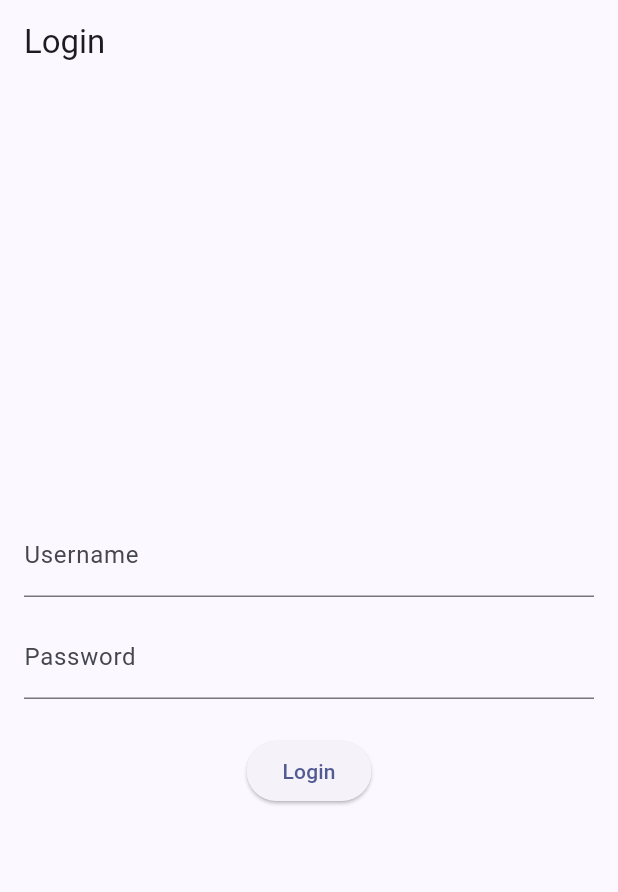
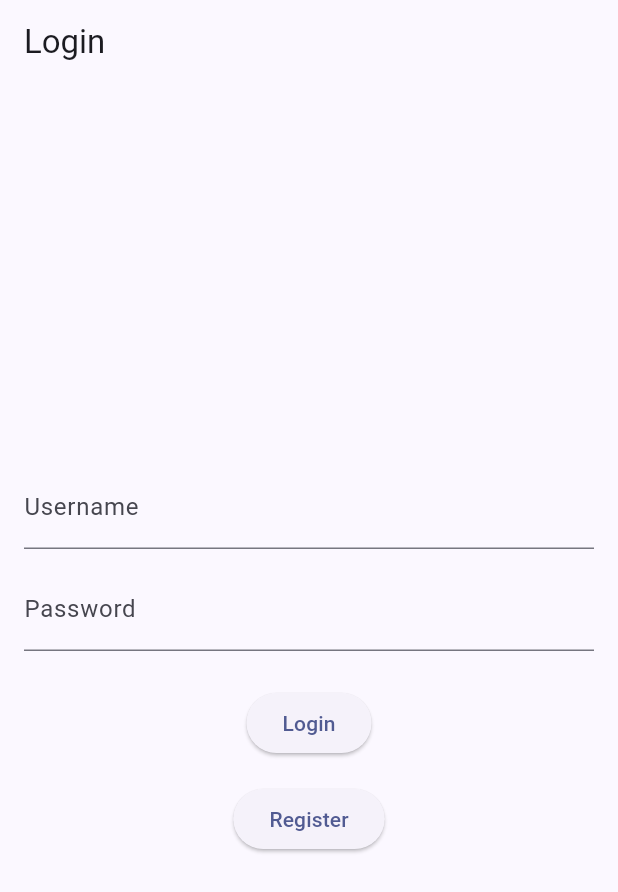
Before and after one commit to PBP-F07/finals-project, a Flutter app: the screen it shows after launch, on a phone screen of 412 x 824 dp. Shown: the top 892 px of the screen. Run offline on Flutter 3.47's test engine with Material 3 defaults, Android fonts, the phone set to English and light mode, and no system bars; missing offline and left inert: pbp_django_auth.

Commit message:
menambahkan button register pada halaman login namun belum memenuhi fungsionalitasnya

```diff
--- a/literaphile/lib/screens/login.dart
+++ b/literaphile/lib/screens/login.dart
@@ -3,6 +3,7 @@ import 'package:literaphile/screens/admin_page/admin_main.dart';
 import 'package:flutter/material.dart';
 import 'package:literaphile/menu.dart';
 import 'package:literaphile/screens/landingPage/landing.dart';
+import 'package:literaphile/screens/register.dart';
 import 'package:pbp_django_auth/pbp_django_auth.dart';
 import 'package:provider/provider.dart';
 
@@ -130,6 +131,20 @@ class _LoginPageState extends State<LoginPage> {
               },
               child: const Text('Login'),
             ),
+
+            const SizedBox(height: 16.0),
+
+            ElevatedButton(
+              onPressed: () {
+                // Navigate to register page when 'Register' button is pressed
+                Navigator.push(
+                  context,
+                  MaterialPageRoute(builder: (context) => const RegisterPage()),
+                );
+              },
+              child: const Text('Register'),
+            ),
+
           ],
         ),
       ),
```
